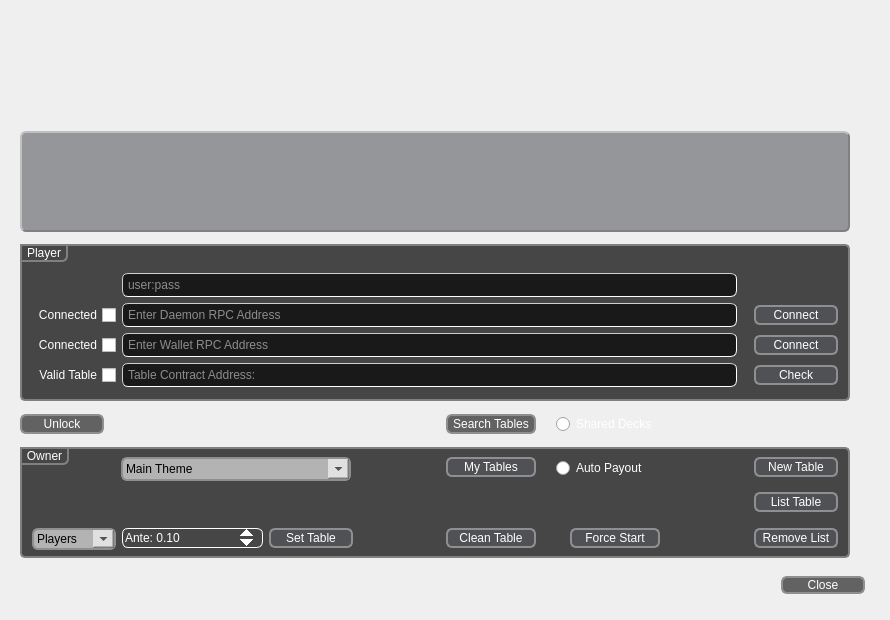
Before: the Qt Designer form FiveCardDraw/menu.ui in SixofClubsss/Dero-Poker-Table, drawn with Qt 5.
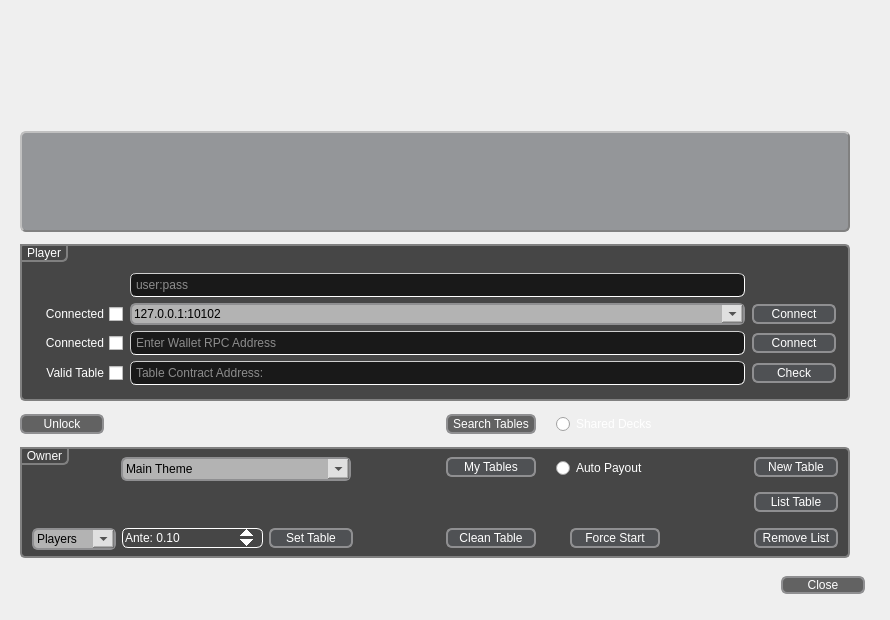
After: the same form once the commit is applied. Icons and pictures are not drawn.

The edit to the form file:
```diff
--- a/FiveCardDraw/menu.ui
+++ b/FiveCardDraw/menu.ui
@@ -261,120 +261,7 @@
      <property name="title">
       <string>Player</string>
      </property>
-     <layout class="QGridLayout" name="gridLayout_3">
-      <item row="1" column="0">
-       <widget class="QCheckBox" name="daemonConnectedBox">
-        <property name="enabled">
-         <bool>true</bool>
-        </property>
-        <property name="maximumSize">
-         <size>
-          <width>90</width>
-          <height>16777215</height>
-         </size>
-        </property>
-        <property name="focusPolicy">
-         <enum>Qt::NoFocus</enum>
-        </property>
-        <property name="layoutDirection">
-         <enum>Qt::RightToLeft</enum>
-        </property>
-        <property name="styleSheet">
-         <string notr="true">QCheckBox {
-	color: rgb(255, 255, 255);
-}</string>
-        </property>
-        <property name="text">
-         <string>Connected</string>
-        </property>
-        <property name="checkable">
-         <bool>true</bool>
-        </property>
-        <property name="autoExclusive">
-         <bool>false</bool>
-        </property>
-       </widget>
-      </item>
-      <item row="2" column="0">
-       <widget class="QCheckBox" name="walletConnectedBox">
-        <property name="enabled">
-         <bool>true</bool>
-        </property>
-        <property name="maximumSize">
-         <size>
-          <width>90</width>
-          <height>16777215</height>
-         </size>
-        </property>
-        <property name="focusPolicy">
-         <enum>Qt::NoFocus</enum>
-        </property>
-        <property name="layoutDirection">
-         <enum>Qt::RightToLeft</enum>
-        </property>
-        <property name="styleSheet">
-         <string notr="true">QCheckBox {
-	color: rgb(255, 255, 255);
-}</string>
-        </property>
-        <property name="text">
-         <string>Connected</string>
-        </property>
-        <property name="checkable">
-         <bool>true</bool>
-        </property>
-        <property name="autoExclusive">
-         <bool>false</bool>
-        </property>
-       </widget>
-      </item>
-      <item row="3" column="3">
-       <widget class="QPushButton" name="contractButton">
-        <property name="minimumSize">
-         <size>
-          <width>84</width>
-          <height>20</height>
-         </size>
-        </property>
-        <property name="maximumSize">
-         <size>
-          <width>84</width>
-          <height>20</height>
-         </size>
-        </property>
-        <property name="focusPolicy">
-         <enum>Qt::StrongFocus</enum>
-        </property>
-        <property name="styleSheet">
-         <string notr="true"/>
-        </property>
-        <property name="text">
-         <string>Check</string>
-        </property>
-       </widget>
-      </item>
-      <item row="2" column="3">
-       <widget class="QPushButton" name="walletRPCbutton">
-        <property name="minimumSize">
-         <size>
-          <width>84</width>
-          <height>20</height>
-         </size>
-        </property>
-        <property name="maximumSize">
-         <size>
-          <width>84</width>
-          <height>20</height>
-         </size>
-        </property>
-        <property name="styleSheet">
-         <string notr="true"/>
-        </property>
-        <property name="text">
-         <string>Connect</string>
-        </property>
-       </widget>
-      </item>
+     <layout class="QGridLayout" name="gridLayout">
       <item row="0" column="1">
        <widget class="QLineEdit" name="userpassInput">
         <property name="minimumSize">
@@ -409,29 +296,136 @@
         </property>
        </widget>
       </item>
-      <item row="3" column="1" colspan="2">
-       <widget class="QLineEdit" name="contractLineEdit">
+      <item row="1" column="0">
+       <widget class="QCheckBox" name="daemonConnectedBox">
+        <property name="enabled">
+         <bool>true</bool>
+        </property>
+        <property name="maximumSize">
+         <size>
+          <width>90</width>
+          <height>16777215</height>
+         </size>
+        </property>
+        <property name="focusPolicy">
+         <enum>Qt::NoFocus</enum>
+        </property>
+        <property name="layoutDirection">
+         <enum>Qt::RightToLeft</enum>
+        </property>
+        <property name="styleSheet">
+         <string notr="true">QCheckBox {
+	color: rgb(255, 255, 255);
+}</string>
+        </property>
+        <property name="text">
+         <string>Connected</string>
+        </property>
+        <property name="checkable">
+         <bool>true</bool>
+        </property>
+        <property name="autoExclusive">
+         <bool>false</bool>
+        </property>
+       </widget>
+      </item>
+      <item row="1" column="1">
+       <widget class="QComboBox" name="daemonRPCinput">
         <property name="minimumSize">
          <size>
-          <width>615</width>
-          <height>24</height>
+          <width>84</width>
+          <height>22</height>
          </size>
         </property>
         <property name="maximumSize">
          <size>
           <width>615</width>
-          <height>24</height>
+          <height>22</height>
          </size>
         </property>
+        <property name="styleSheet">
+         <string notr="true">QComboBox {
+	color: rgb(0, 0, 0);
+}</string>
+        </property>
+        <property name="editable">
+         <bool>true</bool>
+        </property>
+        <item>
+         <property name="text">
+          <string>127.0.0.1:10102</string>
+         </property>
+        </item>
+        <item>
+         <property name="text">
+          <string>derostats.io:10102</string>
+         </property>
+        </item>
+        <item>
+         <property name="text">
+          <string>https://dero-node.mysrv.cloud</string>
+         </property>
+        </item>
+        <item>
+         <property name="text">
+          <string/>
+         </property>
+        </item>
+       </widget>
+      </item>
+      <item row="1" column="2">
+       <widget class="QPushButton" name="daemonRPCbutton">
+        <property name="minimumSize">
+         <size>
+          <width>84</width>
+          <height>20</height>
+         </size>
+        </property>
+        <property name="maximumSize">
+         <size>
+          <width>84</width>
+          <height>20</height>
+         </size>
+        </property>
         <property name="text">
-         <string/>
+         <string>Connect</string>
         </property>
-        <property name="placeholderText">
-         <string>Table Contract Address:</string>
+       </widget>
+      </item>
+      <item row="2" column="0">
+       <widget class="QCheckBox" name="walletConnectedBox">
+        <property name="enabled">
+         <bool>true</bool>
         </property>
+        <property name="maximumSize">
+         <size>
+          <width>90</width>
+          <height>16777215</height>
+         </size>
+        </property>
+        <property name="focusPolicy">
+         <enum>Qt::NoFocus</enum>
+        </property>
+        <property name="layoutDirection">
+         <enum>Qt::RightToLeft</enum>
+        </property>
+        <property name="styleSheet">
+         <string notr="true">QCheckBox {
+	color: rgb(255, 255, 255);
+}</string>
+        </property>
+        <property name="text">
+         <string>Connected</string>
+        </property>
+        <property name="checkable">
+         <bool>true</bool>
+        </property>
+        <property name="autoExclusive">
+         <bool>false</bool>
+        </property>
        </widget>
       </item>
-      <item row="2" column="1" colspan="2">
+      <item row="2" column="1">
        <widget class="QLineEdit" name="walletRPCinput">
         <property name="minimumSize">
          <size>
@@ -453,8 +447,8 @@
         </property>
        </widget>
       </item>
-      <item row="1" column="3">
-       <widget class="QPushButton" name="daemonRPCbutton">
+      <item row="2" column="2">
+       <widget class="QPushButton" name="walletRPCbutton">
         <property name="minimumSize">
          <size>
           <width>84</width>
@@ -467,6 +461,9 @@
           <height>20</height>
          </size>
         </property>
+        <property name="styleSheet">
+         <string notr="true"/>
+        </property>
         <property name="text">
          <string>Connect</string>
         </property>
@@ -496,8 +493,8 @@
         </property>
        </widget>
       </item>
-      <item row="1" column="1" colspan="2">
-       <widget class="QLineEdit" name="daemonRPCinput">
+      <item row="3" column="1">
+       <widget class="QLineEdit" name="contractLineEdit">
         <property name="minimumSize">
          <size>
           <width>615</width>
@@ -514,7 +511,32 @@
          <string/>
         </property>
         <property name="placeholderText">
-         <string>Enter Daemon RPC Address</string>
+         <string>Table Contract Address:</string>
+        </property>
+       </widget>
+      </item>
+      <item row="3" column="2">
+       <widget class="QPushButton" name="contractButton">
+        <property name="minimumSize">
+         <size>
+          <width>84</width>
+          <height>20</height>
+         </size>
+        </property>
+        <property name="maximumSize">
+         <size>
+          <width>84</width>
+          <height>20</height>
+         </size>
+        </property>
+        <property name="focusPolicy">
+         <enum>Qt::StrongFocus</enum>
+        </property>
+        <property name="styleSheet">
+         <string notr="true"/>
+        </property>
+        <property name="text">
+         <string>Check</string>
         </property>
        </widget>
       </item>
```
Left out of the diff: 1 changed line with no effect on the pictures.
